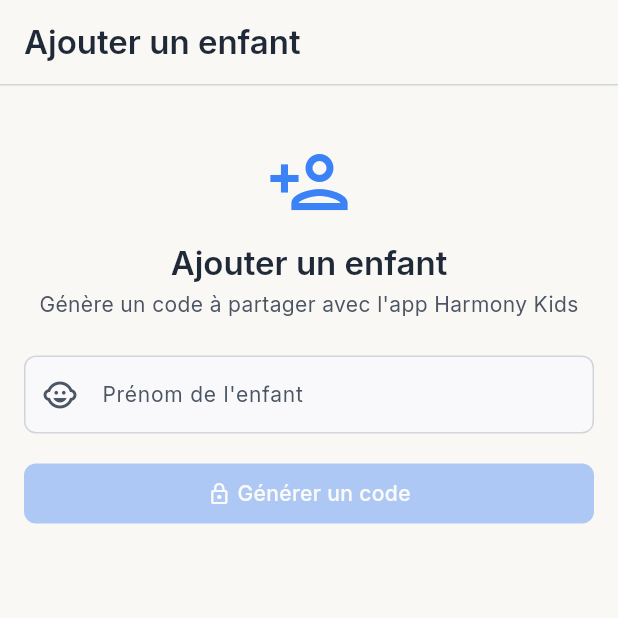
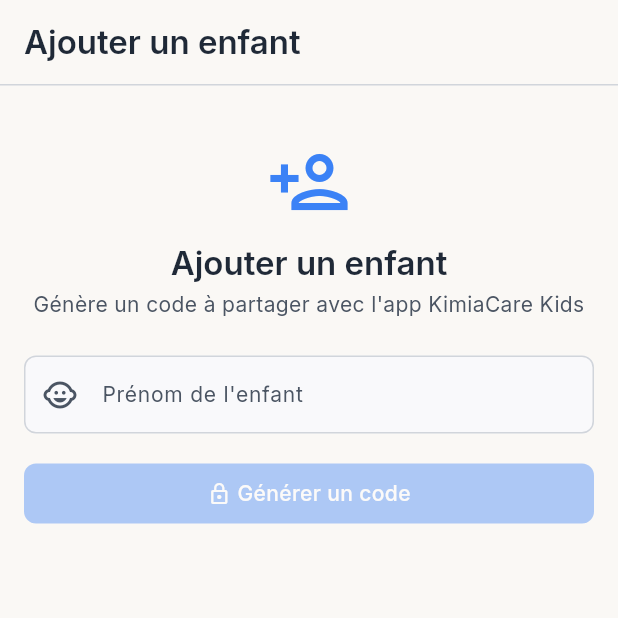
Before and after one commit to Beros0408/harmony, a Flutter app: the AddChildPairingScreen screen opened by its route, on a phone screen of 412 x 824 dp, the top half of it. Run offline on Flutter 3.47's test engine with Material 3 defaults, Android fonts, the phone set to English and light mode, and no system bars; our stand-ins replace device_info_plus, dio, equatable, fl_chart, flutter_bloc, flutter_contacts and 17 more; missing offline and left inert: googleapis, purchases_flutter; accounts and stored records are empty.

Commit message:
Renommage - strings affichees Harmony Kids vers KimiaCare Kids

```diff
--- a/mobile/lib/features/kids/presentation/accessibility_permission_screen.dart
+++ b/mobile/lib/features/kids/presentation/accessibility_permission_screen.dart
@@ -159,7 +159,7 @@ class _AccessibilityPermissionScreenState
               const SizedBox(height: AppSpacing.sm),
               Text(
                 'Android affichera la liste des services d\'accessibilité.\n'
-                'Trouve "Harmony Kids — Limites de temps d\'écran" et active-le.',
+                'Trouve "KimiaCare Kids — Limites de temps d\'écran" et active-le.',
                 style: tt.bodySmall?.copyWith(color: cs.onSurfaceVariant),
                 textAlign: TextAlign.center,
               ),
--- a/mobile/lib/features/kids/presentation/kids_admin_screen.dart
+++ b/mobile/lib/features/kids/presentation/kids_admin_screen.dart
@@ -526,7 +526,7 @@ class _KidsAdminScreenState extends State<KidsAdminScreen>
                   color: AppColors.accentBlue,
                   text:
                       'Pour pouvoir verrouiller cet écran à la demande de ton parent, '
-                      'Harmony Kids a besoin des droits "Administrateur d\'appareil" d\'Android. '
+                      'KimiaCare Kids a besoin des droits "Administrateur d\'appareil" d\'Android. '
                       'Ces droits sont uniquement utilisés pour le verrouillage d\'écran. '
                       'Ton parent et toi pouvez les retirer à tout moment dans les paramètres Android.',
                 ),
--- a/mobile/lib/features/kids/presentation/kids_onboarding_screen.dart
+++ b/mobile/lib/features/kids/presentation/kids_onboarding_screen.dart
@@ -88,7 +88,7 @@ class _TopBar extends StatelessWidget {
       child: Row(
         children: [
           Text(
-            'Harmony Kids',
+            'KimiaCare Kids',
             style: Theme.of(context).textTheme.labelLarge?.copyWith(
                   color: cs.primary,
                   fontWeight: FontWeight.w700,
@@ -124,7 +124,7 @@ class _WelcomePage extends StatelessWidget {
   Widget build(BuildContext context) {
     return _PageLayout(
       icon: const _BigEmoji('👋'),
-      title: 'Bienvenue sur\nHarmony Kids',
+      title: 'Bienvenue sur\nKimiaCare Kids',
       body: Column(
         crossAxisAlignment: CrossAxisAlignment.start,
         children: [
--- a/mobile/lib/features/kids/presentation/kids_pairing_screen.dart
+++ b/mobile/lib/features/kids/presentation/kids_pairing_screen.dart
@@ -110,7 +110,7 @@ class _KidsPairingScreenState extends State<KidsPairingScreen> {
         const SizedBox(height: AppSpacing.lg),
 
         Text(
-          'Harmony Kids',
+          'KimiaCare Kids',
           style: tt.headlineMedium?.copyWith(
             color: cs.onSurface,
             fontWeight: FontWeight.w700,
--- a/mobile/lib/features/kids/presentation/screen_time_permission_screen.dart
+++ b/mobile/lib/features/kids/presentation/screen_time_permission_screen.dart
@@ -158,7 +158,7 @@ class _ScreenTimePermissionScreenState
               const SizedBox(height: AppSpacing.sm),
               Text(
                 'Android affichera la liste des apps autorisées.\n'
-                'Trouve "Harmony Kids" et active l\'accès.',
+                'Trouve "KimiaCare Kids" et active l\'accès.',
                 style: tt.bodySmall?.copyWith(color: cs.onSurfaceVariant),
                 textAlign: TextAlign.center,
               ),
--- a/mobile/lib/features/parental/presentation/screens/add_child_pairing_screen.dart
+++ b/mobile/lib/features/parental/presentation/screens/add_child_pairing_screen.dart
@@ -135,7 +135,7 @@ class _AddChildPairingScreenState extends State<AddChildPairingScreen> {
         ),
         const SizedBox(height: AppSpacing.xs),
         Text(
-          "Génère un code à partager avec l'app Harmony Kids",
+          "Génère un code à partager avec l'app KimiaCare Kids",
           style: tt.bodyMedium?.copyWith(color: cs.onSurfaceVariant),
           textAlign: TextAlign.center,
         ),
@@ -329,7 +329,7 @@ class _AddChildPairingScreenState extends State<AddChildPairingScreen> {
               const SizedBox(width: AppSpacing.sm),
               Expanded(
                 child: Text(
-                  "Saisis ce code dans l'app Harmony Kids installée sur le téléphone de ton enfant.",
+                  "Saisis ce code dans l'app KimiaCare Kids installée sur le téléphone de ton enfant.",
                   style: tt.bodySmall?.copyWith(color: cs.onSurfaceVariant),
                 ),
               ),
--- a/mobile/lib/features/parental/presentation/screens/child_detail_screen.dart
+++ b/mobile/lib/features/parental/presentation/screens/child_detail_screen.dart
@@ -742,7 +742,7 @@ class _UnlinkRequestsSectionState extends State<_UnlinkRequestsSection> {
         ),
         content: Text(
           'Si tu approuves, l\'appareil sera retiré du contrôle parental '
-          'et Harmony Kids sera désactivé sur ce téléphone.',
+          'et KimiaCare Kids sera désactivé sur ce téléphone.',
           textAlign: TextAlign.center,
           style: Theme.of(ctx).textTheme.bodySmall?.copyWith(
                 color: cs.onSurfaceVariant,
--- a/mobile/lib/main_kids.dart
+++ b/mobile/lib/main_kids.dart
@@ -86,7 +86,7 @@ class HarmonyKidsApp extends StatelessWidget {
       create: (_) => ThemeCubit(SecureStorageService()),
       child: BlocBuilder<ThemeCubit, ThemeMode>(
         builder: (context, themeMode) => MaterialApp(
-          title: 'Harmony Kids',
+          title: 'KimiaCare Kids',
           debugShowCheckedModeBanner: false,
           theme: HarmonyTheme.light(),
           darkTheme: HarmonyTheme.dark(),
```
